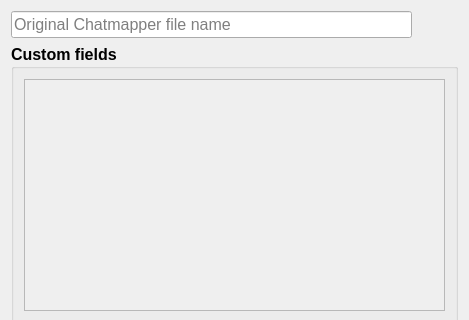
Before: the Qt Designer form src/CustomWidgets/ChatmapperExport.ui in nazhor/CapazoEngineDialogueTool, drawn with Qt 5; both pictures show x 0 to 469 and y 0 to 320 of the 469 by 648 pixel window.
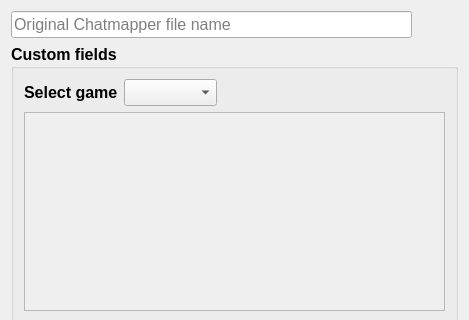
After: the same form once the commit is applied. Icons and pictures are not drawn.

Commit message: v1.0.0 Added game selector and first data validation

```diff
--- a/src/CustomWidgets/ChatmapperExport.ui
+++ b/src/CustomWidgets/ChatmapperExport.ui
@@ -112,10 +112,7 @@
      <property name="checkable">
       <bool>false</bool>
      </property>
-     <layout class="QHBoxLayout" name="horizontalLayout_custom_fields">
-      <property name="spacing">
-       <number>5</number>
-      </property>
+     <layout class="QGridLayout" name="gridLayout">
       <property name="leftMargin">
        <number>10</number>
       </property>
@@ -128,7 +125,40 @@
       <property name="bottomMargin">
        <number>10</number>
       </property>
-      <item>
+      <item row="0" column="0">
+       <widget class="QLabel" name="label_select_game">
+        <property name="text">
+         <string>Select game</string>
+        </property>
+        <property name="margin">
+         <number>10</number>
+        </property>
+       </widget>
+      </item>
+      <item row="0" column="1">
+       <widget class="QComboBox" name="comboBox_select_game">
+        <property name="sizePolicy">
+         <sizepolicy hsizetype="Preferred" vsizetype="Fixed">
+          <horstretch>0</horstretch>
+          <verstretch>0</verstretch>
+         </sizepolicy>
+        </property>
+       </widget>
+      </item>
+      <item row="0" column="2">
+       <spacer name="horizontalSpacer">
+        <property name="orientation">
+         <enum>Qt::Horizontal</enum>
+        </property>
+        <property name="sizeHint" stdset="0">
+         <size>
+          <width>40</width>
+          <height>20</height>
+         </size>
+        </property>
+       </spacer>
+      </item>
+      <item row="1" column="0" colspan="3">
        <widget class="QScrollArea" name="scrollArea_custom_fields">
         <property name="widgetResizable">
          <bool>true</bool>
@@ -138,8 +168,8 @@
           <rect>
            <x>0</x>
            <y>0</y>
-           <width>423</width>
-           <height>189</height>
+           <width>419</width>
+           <height>115</height>
           </rect>
          </property>
          <layout class="QVBoxLayout" name="verticalLayout_custom_fields"/>
```
Left out of the diff: 78 changed lines with no effect on the pictures. The commit also changes 11 other files.
